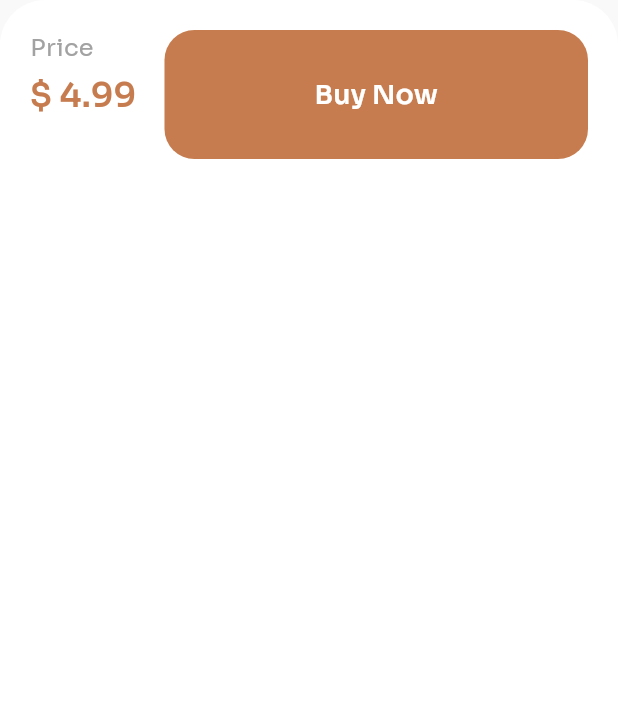
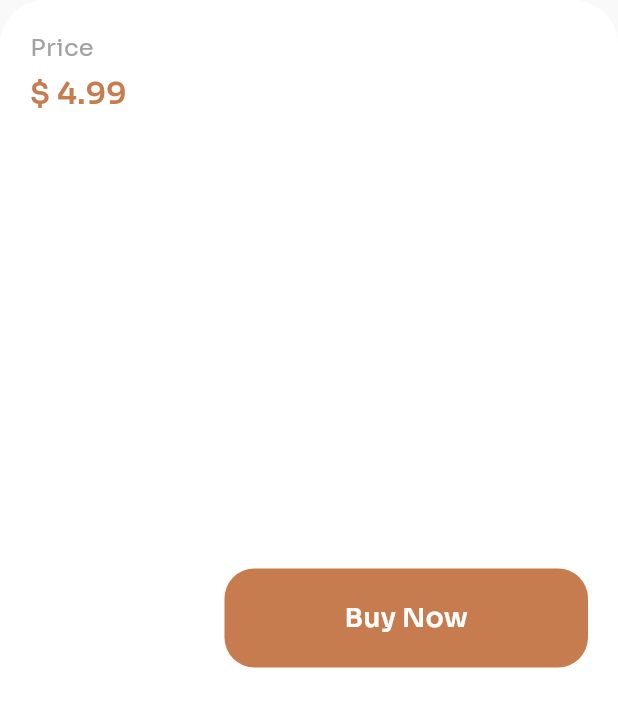
Before and after one commit to Reh4m/flutter-coffee-shop-app, a Flutter app: the BottomBarWidget widget shown alone on an empty page, opened directly, on a phone screen of 412 x 824 dp. Shown: the top 707 px of the screen. Run offline on Flutter 3.47's test engine with Material 3 defaults, Android fonts, the phone set to English and light mode, and no system bars; our stand-ins replace animated_toggle_switch, google_fonts, readmore.

Commit message:
Style: Update Product Detail size and space

```diff
--- a/lib/src/screens/product/widgets/bottom_bar_widget.dart
+++ b/lib/src/screens/product/widgets/bottom_bar_widget.dart
@@ -25,7 +25,7 @@ class BottomBarWidgetState extends State<BottomBarWidget> {
       ),
       child: Row(
         mainAxisAlignment: MainAxisAlignment.spaceBetween,
-        crossAxisAlignment: CrossAxisAlignment.start,
+        crossAxisAlignment: CrossAxisAlignment.center,
         children: [
           Card(
             color: Colors.transparent,
@@ -52,7 +52,7 @@ class BottomBarWidgetState extends State<BottomBarWidget> {
                         '\$ ${value.toStringAsFixed(2)}',
                         style: const TextStyle(
                           color: LightTheme.primaryColor,
-                          fontSize: 22,
+                          fontSize: 20,
                           fontWeight: FontWeight.w600,
                         ),
                       ),
@@ -63,7 +63,7 @@ class BottomBarWidgetState extends State<BottomBarWidget> {
           MaterialButton(
             onPressed: () => Navigator.pushNamed(context, '/order-details'),
             minWidth: 0,
-            padding: const EdgeInsets.symmetric(horizontal: 100, vertical: 30),
+            padding: const EdgeInsets.symmetric(horizontal: 80, vertical: 20),
             elevation: 0,
             shape: RoundedRectangleBorder(
               borderRadius: BorderRadius.circular(20),
--- a/lib/src/screens/product/widgets/product_title_widget.dart
+++ b/lib/src/screens/product/widgets/product_title_widget.dart
@@ -30,7 +30,7 @@ class ProductTitleWidget extends StatelessWidget {
                     fontWeight: FontWeight.w600,
                   ),
                 ),
-                const SizedBox(height: 8),
+                const SizedBox(height: 5),
                 Text(
                   'Ice/Hot',
                   style: const TextStyle(
@@ -57,7 +57,7 @@ class ProductTitleWidget extends StatelessWidget {
 
   Widget _productFeatureWidget({required IconData icon}) {
     return Card(
-      color: Color.fromRGBO(237, 237, 237, 0.35),
+      color: Color.fromRGBO(237, 237, 237, 0.5),
       margin: EdgeInsets.zero,
       elevation: 0,
       shape: RoundedRectangleBorder(borderRadius: BorderRadius.circular(15)),
```
Also changed, not shown: lib/src/screens/product/product_detail_screen.dart (+2 -7 lines).
